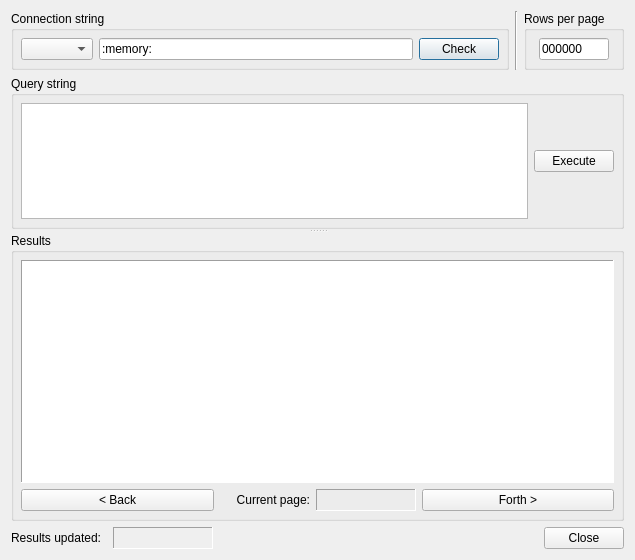
This is app.ui in proway2/dbmp as Qt 5 draws it before an edit. The edited form follows.
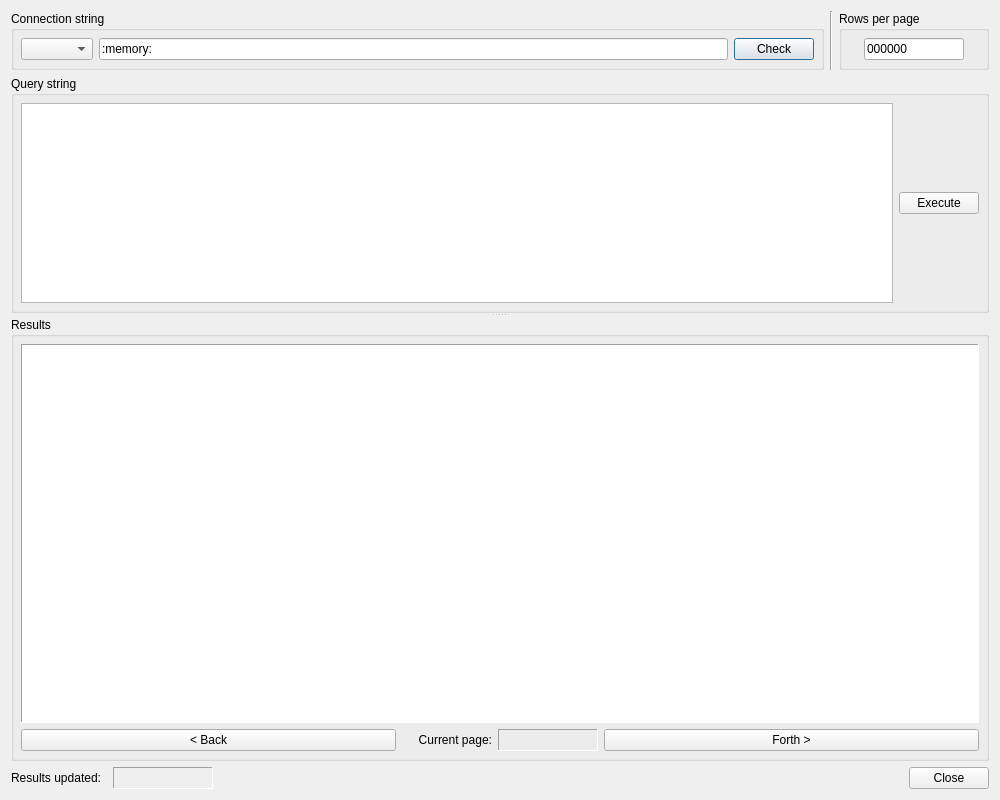
This is the edited form.

Commit message: Form size increased.

What changed in the file:
```diff
--- a/app.ui
+++ b/app.ui
@@ -6,8 +6,8 @@
    <rect>
     <x>0</x>
     <y>0</y>
-    <width>635</width>
-    <height>560</height>
+    <width>1000</width>
+    <height>800</height>
    </rect>
   </property>
   <property name="windowTitle">
@@ -56,7 +56,7 @@
       <widget class="QGroupBox" name="groupBox">
        <property name="maximumSize">
         <size>
-         <width>100</width>
+         <width>150</width>
          <height>16777215</height>
         </size>
        </property>
@@ -71,7 +71,7 @@
          <widget class="QLineEdit" name="leRowsPerPage">
           <property name="maximumSize">
            <size>
-            <width>70</width>
+            <width>100</width>
             <height>16777215</height>
            </size>
           </property>
```
